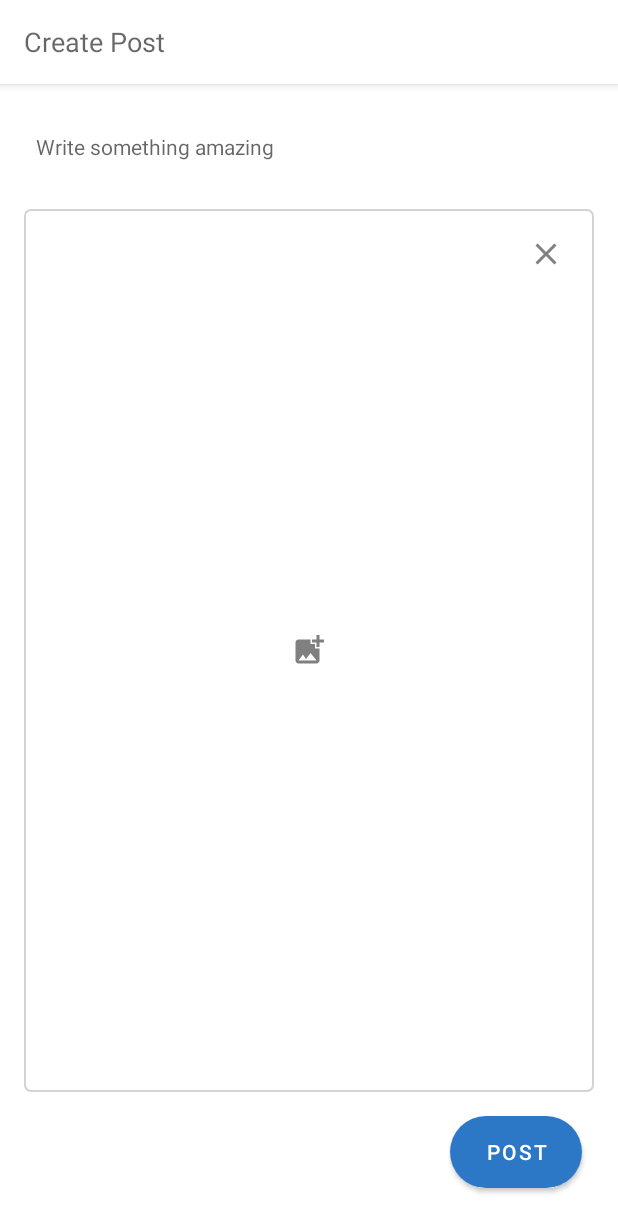
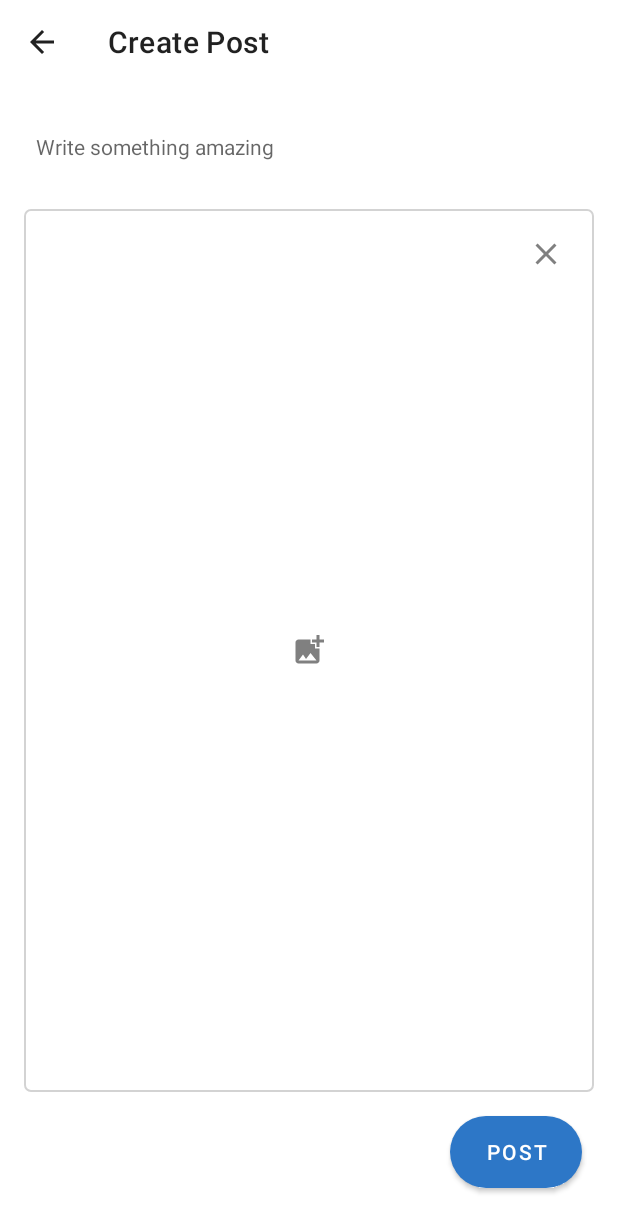
Before and after one commit to KatlehoWMphuthi/Wits_Social, an Android app: the HomeFragment screen opened directly, with no data from a screen before it, item 3 of the bottom bar chosen, on a phone screen of 412 x 824 dp. Shown: the top 1232 px of the screen. Run offline under Robolectric (Android 15) with nearby library versions, the phone set to English and light mode, and no system bars; our stand-ins replace Firebase (no records; nobody signed in at launch, a user with empty details on screens opened directly).

Commit message:
Added back button to create post activity

```diff
--- a/app/build.gradle
+++ b/app/build.gradle
@@ -91,7 +91,6 @@ dependencies {
     //adding circle image view
     implementation 'de.hdodenhof:circleimageview:3.1.0'
 
-
 }
 
 task jacocoTestReport(type: JacocoReport,
--- a/app/src/main/AndroidManifest.xml
+++ b/app/src/main/AndroidManifest.xml
@@ -16,7 +16,8 @@
             android:name=".PostActivity"
             android:exported="false"
             android:screenOrientation="portrait"
-            android:windowSoftInputMode="adjustResize"/>
+            android:windowSoftInputMode="adjustResize"
+            android:parentActivityName=".HomeActivity"/>
         <activity
             android:name=".check_mail"
             android:exported="false"
--- a/app/src/main/java/com/example/witssocial/HomeFragment.java
+++ b/app/src/main/java/com/example/witssocial/HomeFragment.java
@@ -2,16 +2,13 @@ package com.example.witssocial;
 
 import android.content.Context;
 import android.os.Bundle;
-import android.util.Log;
 import android.view.LayoutInflater;
 import android.view.View;
 import android.view.ViewGroup;
-import android.widget.Toast;
 
 import androidx.annotation.NonNull;
 import androidx.annotation.Nullable;
 import androidx.fragment.app.Fragment;
-import androidx.fragment.app.FragmentTransaction;
 import androidx.recyclerview.widget.LinearLayoutManager;
 import androidx.recyclerview.widget.RecyclerView;
 
@@ -32,7 +29,7 @@ public class HomeFragment extends Fragment {
     private static final String TAG = "HomeFragmentActivity";
 
     FirebaseDatabase database;
-    DatabaseReference reference,users,reference1;
+    DatabaseReference referenceToUser,users,reference1;
     FirebaseUser user;
 
     private RecyclerView recyclerView;
@@ -68,20 +65,7 @@ public class HomeFragment extends Fragment {
     //private FirebaseAuth mFirebaseAuth;
 
 
-    @Override
-    public void onCreate(Bundle savedInstanceState) {
-        super.onCreate(savedInstanceState);
-        setHasOptionsMenu(true);
 
-        if (getArguments() != null) {
-
-        }
-
-mFirebaseAuth = FirebaseAuth.getInstance();
-
-        mFirebaseAuth = FirebaseAuth.getInstance();
-
-    }
 
     @Nullable
     @Override
@@ -99,15 +83,12 @@ mFirebaseAuth = FirebaseAuth.getInstance();
         postLists = new ArrayList<>();
         postAdapter = new PostAdapter(getContext(),postLists);
 
-       // mContext = getContext();
-
-
-       // FirebaseUser user = FirebaseAuth.getInstance().getCurrentUser();
-       // username = "Michael";//user.getUid();
-        readPosts();
+       // readPosts();
         return view;
 
     }
+
+/*
     public View onCreate(@NonNull LayoutInflater inflater, @Nullable ViewGroup containerr, @Nullable Bundle savedInstanceState) {
 //        viewBinding = FragmentHomeBinding.inflate(getLayoutInflater());
 
@@ -117,11 +98,11 @@ mFirebaseAuth = FirebaseAuth.getInstance();
 
 
         FirebaseUser user = FirebaseAuth.getInstance().getCurrentUser();
-        username = "Michael";//user.getUid();
+       // username = "Michael";//user.getUid();
         getActivity().runOnUiThread(new Runnable() {
             @Override
             public void run() {
-                fetchImages();
+               // fetchImages();
             }
         });
 
@@ -129,21 +110,9 @@ mFirebaseAuth = FirebaseAuth.getInstance();
 
     }
 
+*/
 
-
-    @Override
-    public void onStart() {
-        super.onStart();
-
-        FirebaseUser mFirebaseUser = mFirebaseAuth.getCurrentUser();
-        if(mFirebaseUser != null){
-            //there is a user logged in
-
-        }else {
-
-        }
-    }
-
+/*
     @Override
     public void onViewCreated(@NonNull View view, @Nullable Bundle savedInstanceState) {
     /*
@@ -161,36 +130,53 @@ mFirebaseAuth = FirebaseAuth.getInstance();
                     return false;
             }
         });
-        */
+
 
 
     }
+*/
 
-    public void readPosts(){
-        Toast.makeText(getActivity(), "reading Posts",
-                Toast.LENGTH_SHORT).show();
-        user = FirebaseAuth.getInstance().getCurrentUser();
-        reference1 = FirebaseDatabase.getInstance().getReference("Users");
+    public void getRootNodes(){
+        reference1 = FirebaseDatabase.getInstance().getReference();
         reference1.addValueEventListener(new ValueEventListener() {
             @Override
             public void onDataChange(@NonNull DataSnapshot snapshot) {
-                postLists.clear();
                 for (DataSnapshot snapshot1 : snapshot.getChildren()){
-                    Post post = snapshot1.getValue(Post.class);
-                    postLists.add(post);
-                    Toast.makeText(getActivity(), "reading users",
-                            Toast.LENGTH_SHORT).show();
-                    Log.d(TAG, "Post");
-
+                    String rootNodeChild = snapshot1.getKey();
+                    if(rootNodeChild.length() > 11){
+                        referenceToUser = FirebaseDatabase.getInstance().getReference(rootNodeChild);
+                    }
+                }
             }
 
-                postAdapter.notifyDataSetChanged();
-            }
+
             @Override
             public void onCancelled(@NonNull DatabaseError error) {
             }
         });
     }
+
+    public void readPosts(){
+        //Toast.makeText(getActivity(), "reading Posts",
+        //        Toast.LENGTH_SHORT).show();
+
+        referenceToUser.addValueEventListener(new ValueEventListener() {
+            @Override
+            public void onDataChange(@NonNull DataSnapshot snapshot2) {
+
+            }
+
+            @Override
+            public void onCancelled(@NonNull DatabaseError error) {
+
+            }
+        });
+
+    }
+
+
+
+
     public  void fetchImages()
     {
 
@@ -208,6 +194,7 @@ mFirebaseAuth = FirebaseAuth.getInstance();
 
         // this listener will triggered once
         // with the value of the data at the location
+
         getImage.addListenerForSingleValueEvent(new ValueEventListener() {
             @Override
             public void onDataChange(@NonNull DataSnapshot dataSnapshot) {
@@ -250,6 +237,9 @@ mFirebaseAuth = FirebaseAuth.getInstance();
 
             }
         });
+
+
     }
 
+
 }
--- a/app/src/main/java/com/example/witssocial/PostActivity.java
+++ b/app/src/main/java/com/example/witssocial/PostActivity.java
@@ -16,7 +16,9 @@ import android.widget.ImageView;
 import android.widget.Toast;
 
 import androidx.annotation.NonNull;
+import androidx.appcompat.app.ActionBar;
 import androidx.appcompat.app.AppCompatActivity;
+import androidx.appcompat.widget.Toolbar;
 
 import com.google.android.gms.tasks.OnCompleteListener;
 import com.google.android.gms.tasks.OnFailureListener;
@@ -58,10 +60,22 @@ public class PostActivity extends AppCompatActivity {
     String  userCaption;
 
 
+
+
     @Override
     protected void onCreate(Bundle savedInstanceState) {
         super.onCreate(savedInstanceState);
         setContentView(R.layout.activity_post);
+
+        // showing the back button in action bar
+        Toolbar myToolbar = (Toolbar) findViewById(R.id.bar);
+        setSupportActionBar(myToolbar);
+
+
+        ActionBar actionBar = getSupportActionBar();
+        assert actionBar != null;
+        actionBar.setTitle("Create Post");
+        actionBar.setDisplayHomeAsUpEnabled(true);
 
         //Initialize Views
         btnRemove = (ImageButton) findViewById(R.id.clear);
--- a/app/src/main/java/com/example/witssocial/User.java
+++ b/app/src/main/java/com/example/witssocial/User.java
@@ -13,6 +13,10 @@ public class User {
         //this.fullname = fullname;
         this.imageurl = imageurl;
         this.bio = bio;
+    }
+
+    public User(String username){
+        this.username = username;
     }
 
     public User() {
--- a/app/src/main/res/layout/activity_post.xml
+++ b/app/src/main/res/layout/activity_post.xml
@@ -7,54 +7,28 @@
     android:layout_height="match_parent"
     tools:context=".PostActivity">
 
-    <com.google.android.material.appbar.AppBarLayout
+
+    <androidx.appcompat.widget.Toolbar
         android:id="@+id/bar"
+        android:theme="@style/ThemeOverlay.AppCompat.ActionBar"
         android:layout_width="match_parent"
         android:layout_height="wrap_content"
-        android:background="?android:attr/windowBackground"
+        android:layout_marginBottom="8dp"
+        app:layout_constraintBottom_toTopOf="@+id/frameLayout"
         app:layout_constraintEnd_toEndOf="parent"
+        app:layout_constraintHorizontal_bias="0.0"
         app:layout_constraintStart_toStartOf="parent"
-        app:layout_constraintTop_toTopOf="parent">
-
-        <androidx.appcompat.widget.Toolbar
-            android:id="@+id/toolbar"
-            android:layout_width="match_parent"
-            android:layout_height="wrap_content"
-            android:background="?android:attr/windowBackground">
-
-
-            <!--
-                <ImageView
-                    android:layout_width="wrap_content"
-                    android:layout_height="wrap_content"
-                    android:layout_alignParentEnd="true"
-                    android:layout_alignParentRight="true"
-                    android:layout_marginRight="10dp"
-                    android:src="@drawable/ic_more" />
-
--->
-
-            <TextView
-                android:id="@+id/textView2"
-                android:layout_width="wrap_content"
-                android:layout_height="wrap_content"
-                android:text="Create Post"
-                android:textAppearance="@style/TextAppearance.AppCompat.Medium" />
-
-
-        </androidx.appcompat.widget.Toolbar>
-    </com.google.android.material.appbar.AppBarLayout>
-
+        app:layout_constraintTop_toTopOf="parent"
+        app:layout_constraintVertical_bias="0.0" />
 
     <EditText
-        android:layout_marginRight="16dp"
-        android:layout_marginLeft="16dp"
         android:id="@+id/caption"
         style="@style/Widget.AppCompat.AutoCompleteTextView"
         android:layout_width="match_parent"
         android:layout_height="wrap_content"
+        android:layout_marginLeft="16dp"
         android:layout_marginTop="16dp"
-        android:layout_marginBottom="16dp"
+        android:layout_marginRight="16dp"
         android:background="@android:color/transparent"
         android:ems="10"
         android:hint="Write something amazing"
```
Also changed, not shown: app/src/main/java/com/example/witssocial/Post.java (+18 -23 lines), app/src/main/java/com/example/witssocial/PostAdapter.java (+19 -16 lines), app/src/main/java/com/example/witssocial/ProfileFragment.java (+7 -6 lines), app/src/main/java/com/example/witssocial/SignInActivity.java (+6 -17 lines), app/src/main/java/com/example/witssocial/SignUpActivity.java (+4 -17 lines), app/src/main/res/layout/activity_sign_in.xml (+61 -43 lines), app/src/main/res/layout/activity_sign_up.xml (+55 -53 lines), app/src/main/res/layout/fragment_home.xml (+1 -8 lines), app/src/main/res/layout/post_item.xml (+0 -8 lines). Lines whose indentation alone changed are shown as unchanged.
